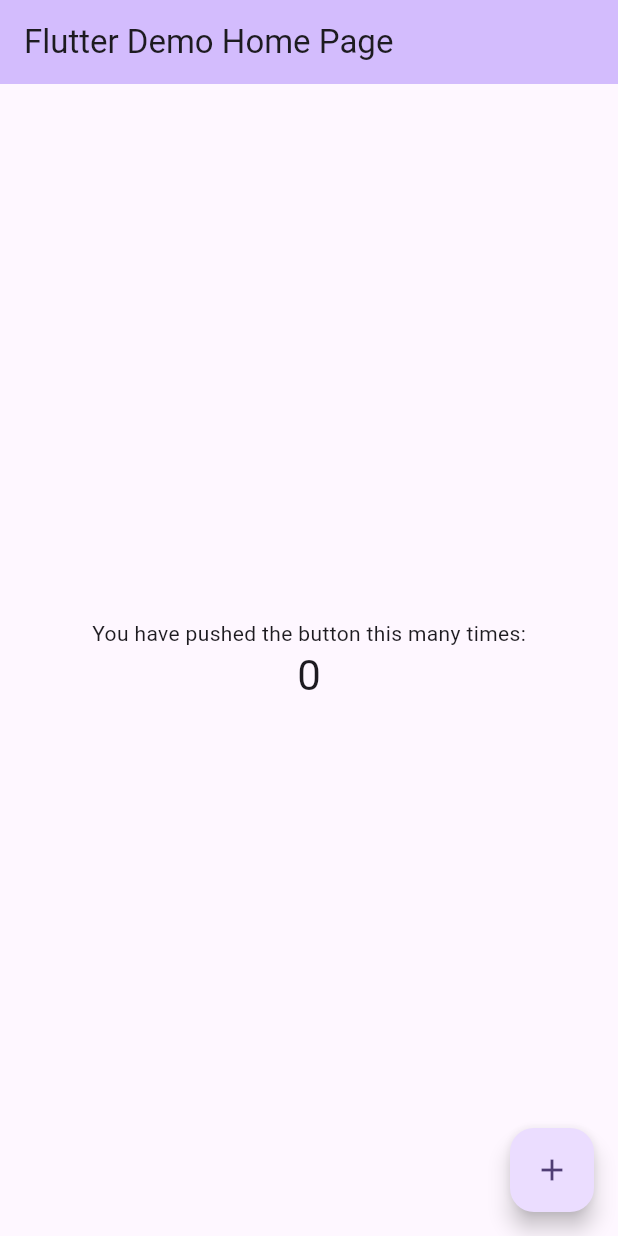
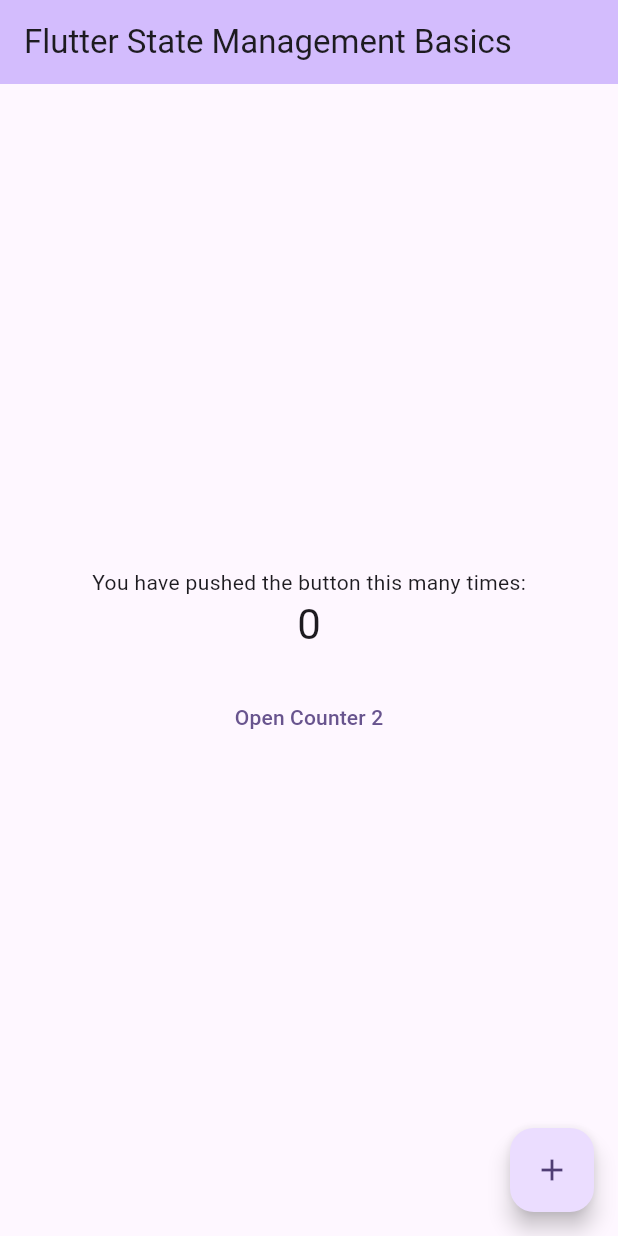
Before and after one commit to cmoyd76/provider_learning, a Flutter app: the screen it shows after launch, on a phone screen of 412 x 824 dp. Run offline on Flutter 3.47's test engine with Material 3 defaults, Android fonts, the phone set to English and light mode, and no system bars.

```diff
--- a/lib/main.dart
+++ b/lib/main.dart
@@ -1,6 +1,7 @@
 import 'package:flutter/material.dart';
 import 'package:provider/provider.dart';
 import 'package:provider_tutorial/main_model.dart';
+import 'package:provider_tutorial/second_counter.dart';
 
 void main() {
   runApp(const MyApp());
@@ -11,14 +12,16 @@ class MyApp extends StatelessWidget {
 
   @override
   Widget build(BuildContext context) {
-    return MaterialApp(
-      title: 'Flutter Demo',
+    return ChangeNotifierProvider(
+        create: (_) => MainModel(),
+        child: MaterialApp(
+          title: 'Flutter State Management Basics',
           theme: ThemeData(
             colorScheme: ColorScheme.fromSeed(seedColor: Colors.deepPurple),
             useMaterial3: true,
           ),
-      home: const MyHomePage(title: 'Flutter Demo Home Page'),
-    );
+          home: const MyHomePage(title: 'Flutter State Management Basics'),
+        ));
   }
 }
 
@@ -34,13 +37,10 @@ class MyHomePage extends StatefulWidget {
 class _MyHomePageState extends State<MyHomePage> {
   @override
   Widget build(BuildContext context) {
-    return ChangeNotifierProvider(
-        create: (_) => MainModel(),
-        child: Consumer<MainModel>(
+    return Consumer<MainModel>(
         builder: (context, model, child) => Scaffold(
               appBar: AppBar(
-                    backgroundColor:
-                        Theme.of(context).colorScheme.inversePrimary,
+                backgroundColor: Theme.of(context).colorScheme.inversePrimary,
                 title: Text(widget.title),
               ),
               body: Center(
@@ -54,6 +54,19 @@ class _MyHomePageState extends State<MyHomePage> {
                       '${model.counter}',
                       style: Theme.of(context).textTheme.headlineMedium,
                     ),
+                    Padding(
+                      padding: const EdgeInsets.only(top: 20),
+                      child: TextButton(
+                        child: const Text('Open Counter 2'),
+                        onPressed: () => Navigator.push(
+                          context,
+                          MaterialPageRoute(
+                            builder: (context) =>
+                                const SecondCounter(title: 'Second Counter'),
+                          ),
+                        ),
+                      ),
+                    ),
                   ],
                 ),
               ),
@@ -62,6 +75,6 @@ class _MyHomePageState extends State<MyHomePage> {
                 tooltip: 'Increment',
                 child: const Icon(Icons.add),
               ),
-                )));
+            ));
   }
 }
```
Also changed, not shown: lib/second_counter.dart (added, +44 -0 lines). Lines whose indentation alone changed are shown as unchanged.
